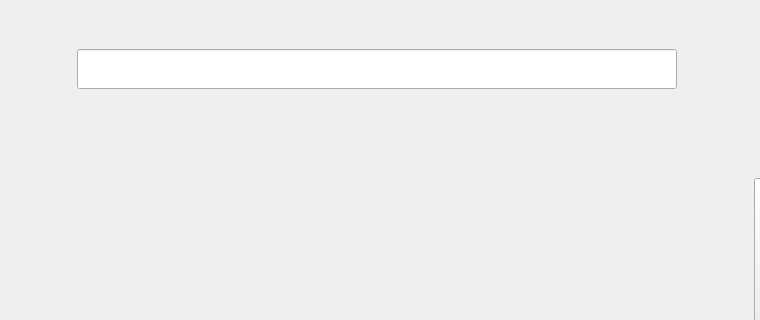
First picture: the form in updatingtransportation.ui, repository mariamelkondakly/GuideMe, before the edit; both pictures show x 0 to 760 and y 280 to 600 of the 1180 by 600 pixel window.
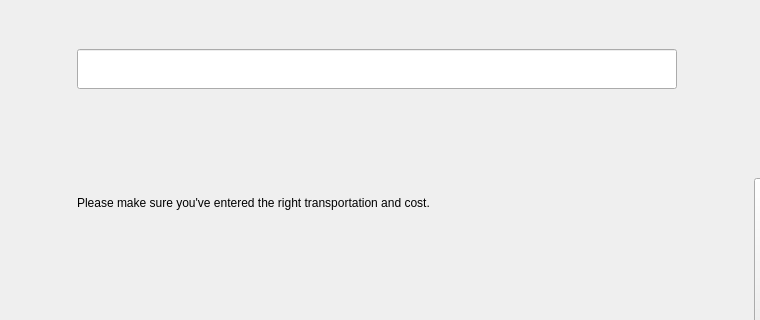
Second picture: the form after the edit.

```diff
--- a/updatingtransportation.ui
+++ b/updatingtransportation.ui
@@ -170,6 +170,13 @@
         </property>
        </widget>
       </item>
+      <item row="5" column="0">
+       <widget class="QLabel" name="warning">
+        <property name="text">
+         <string>Please make sure you've entered the right transportation and cost.</string>
+        </property>
+       </widget>
+      </item>
      </layout>
     </widget>
    </item>
```
